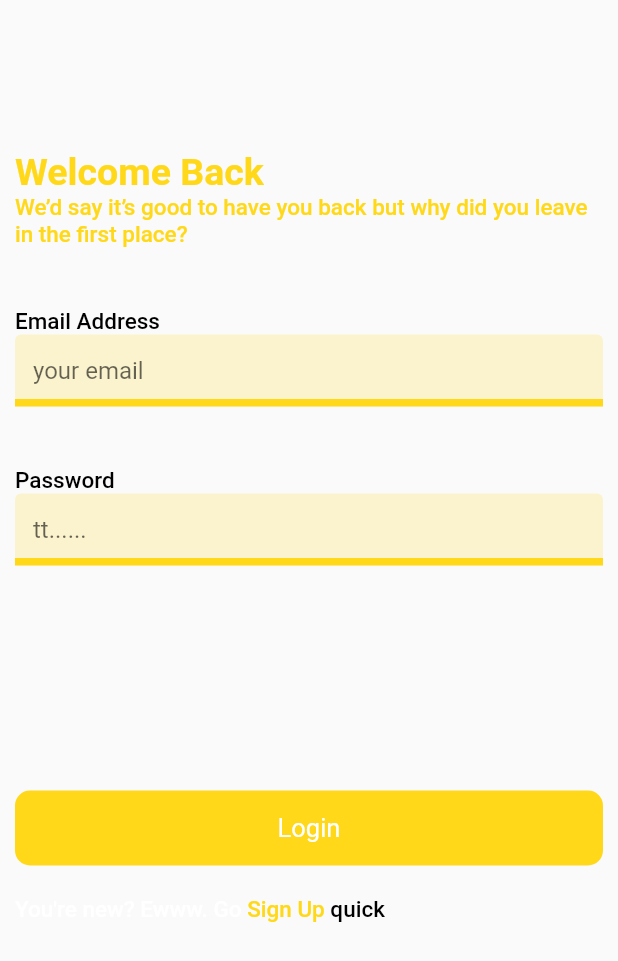
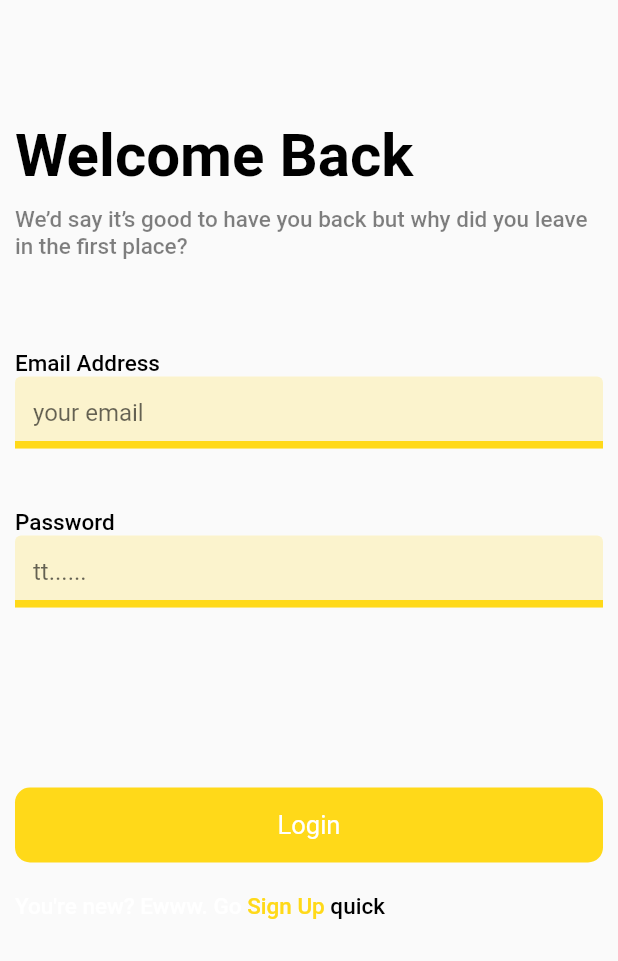
Before and after one commit to elijardh/zia, a Flutter app: the LoginPage screen opened directly, on a phone screen of 412 x 824 dp. Shown: the top 961 px of the screen. Run offline on Flutter 3.47's test engine with Material 2 defaults, Android fonts, the phone set to English and light mode, and no system bars; our stand-ins replace cloud_firestore, firebase_auth, firebase_core, firebase_database, firebase_storage, flutter_swiper and 3 more; missing offline and left inert: image_picker_platform_interface; accounts and stored records are empty.

```diff
--- a/lib/Presentation/Pages/LoginPage/login.dart
+++ b/lib/Presentation/Pages/LoginPage/login.dart
@@ -29,18 +29,20 @@ class _LoginPageState extends State<LoginPage> {
             child: Column(
               crossAxisAlignment: CrossAxisAlignment.start,
               children: [
-                YMargin(100),
+                YMargin(80),
                 TitleText(
                   text: "Welcome Back",
-                  textColor: XColors.primaryColor,
+                  textColor: Colors.black,
+                  fontSize: 40,
                 ),
+                YMargin(10),
                 NormalText(
                   text:
                       "We’d say it’s good to have you back but why did you leave in the first place?",
                   maxLines: 3,
-                  textColor: XColors.primaryColor,
+                  textColor: Colors.black.withOpacity(0.5),
                 ),
-                YMargin(40),
+                YMargin(60),
                 NormalText(
                   text: "Email Address",
                   textColor: Colors.black,
@@ -71,7 +73,7 @@ class _LoginPageState extends State<LoginPage> {
                     PasswordValidiator();
                   },
                 ),
-                YMargin(150),
+                YMargin(120),
                 XButton(
                   onClick: () {
                     UserModel userModel = new UserModel(
--- a/lib/Presentation/Pages/cart_page/cartpage.dart
+++ b/lib/Presentation/Pages/cart_page/cartpage.dart
@@ -26,6 +26,7 @@ class _CartPageState extends State<CartPage> {
   @override
   Widget build(BuildContext context) {
     return Scaffold(
+      backgroundColor: Colors.white,
       appBar: AppBar(
         backgroundColor: Colors.white,
         leading: IconButton(
@@ -99,6 +100,10 @@ class _CartPageState extends State<CartPage> {
                         physics: NeverScrollableScrollPhysics(),
                         itemBuilder: (context, index) {
                           return ListTile(
+                            onTap: () {
+                              notifier.deleteFromList(
+                                  notifier.listModels[index].id, index);
+                            },
                             title: SizedBox(
                               width: config.sw(30),
                               child: Text(
--- a/lib/Presentation/Pages/product_info/product_info.dart
+++ b/lib/Presentation/Pages/product_info/product_info.dart
@@ -1,6 +1,7 @@
 import 'package:flutter/material.dart';
 import 'package:zia/Domain/ProductModel.dart';
 import 'package:zia/Domain/cartModel.dart';
+import 'package:zia/Presentation/Views/catalog_dialog.dart';
 import 'package:zia/utils/colors.dart';
 import 'package:zia/utils/navigator.dart';
 import 'package:zia/utils/size_config.dart';
@@ -32,6 +33,7 @@ class _ProductInfoState extends State<ProductInfo> {
     print(cartMod.name);
     //DatabaseProvider.instance.delete();
     DatabaseProvider.instance.addToCart(cartMod).then((value) {
+      showDialog(context: context, builder: (_) => CatalogDialog());
       ScaffoldMessenger.of(context).showSnackBar(
         SnackBar(
           content: NormalText(
@@ -58,6 +60,7 @@ class _ProductInfoState extends State<ProductInfo> {
   @override
   Widget build(BuildContext context) {
     return Scaffold(
+        backgroundColor: Colors.white,
         bottomSheet: XButton(
           onClick: () {
             addToCart();
--- a/lib/data/local/database/database.dart
+++ b/lib/data/local/database/database.dart
@@ -59,7 +59,7 @@ class DatabaseProvider {
     return res;
   }
 
-  deleteCart(int id) async {
+  Future deleteCart(int id) async {
     final dbClient = await db;
     dbClient.delete("cart", where: "id = ?", whereArgs: [id]);
   }
--- a/lib/main.dart
+++ b/lib/main.dart
@@ -56,7 +56,7 @@ class MyApp extends StatelessWidget {
         SizeConfig.init(context,
             width: size.width, height: size.height, allowFontScaling: true);
 
-        return HomePage();
+        return SplashScreen();
       }),
     );
   }
```
Also changed, not shown: lib/Presentation/Pages/upload_page/uploadpage.dart (+12 -2 lines), lib/Presentation/ViewModel/cart_vm/cartVM.dart (+9 -0 lines), lib/Presentation/ViewModel/upload_vm/uploadvm.dart (+4 -3 lines), lib/Presentation/Views/catalog_dialog.dart (added, +67 -0 lines), assets/images/catdia.png (added), assets/images/dia.png (added).
